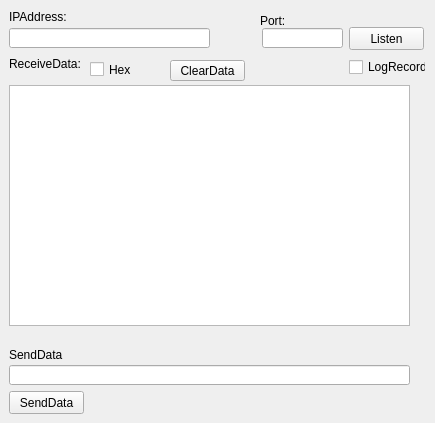
The window that server/serverwidget.ui (qtcore/Network_Debug_Assistant) describes before a commit, drawn with Qt 5.
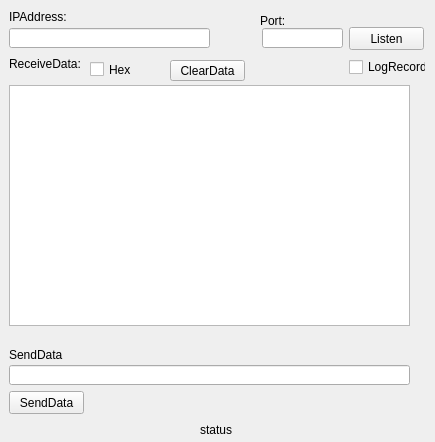
The same window after the commit.

Commit message: Display input IP address status

The edit to the form file:
```diff
--- a/server/serverwidget.ui
+++ b/server/serverwidget.ui
@@ -7,7 +7,7 @@
     <x>0</x>
     <y>0</y>
     <width>435</width>
-    <height>423</height>
+    <height>442</height>
    </rect>
   </property>
   <property name="windowTitle">
@@ -170,6 +170,19 @@
     <string>Port:</string>
    </property>
   </widget>
+  <widget class="QLabel" name="statuslabel">
+   <property name="geometry">
+    <rect>
+     <x>200</x>
+     <y>420</y>
+     <width>211</width>
+     <height>20</height>
+    </rect>
+   </property>
+   <property name="text">
+    <string>status</string>
+   </property>
+  </widget>
  </widget>
  <layoutdefault spacing="6" margin="11"/>
  <resources/>
```
The commit also changes 7 other files.
